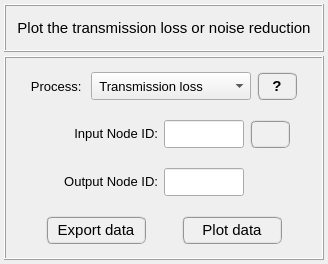
This is pulse/interface/ui_files/plots/results/acoustic/plot_transmission_loss.ui in open-pulse/OpenPulse as Qt 5 draws it before an edit. The edited form follows.
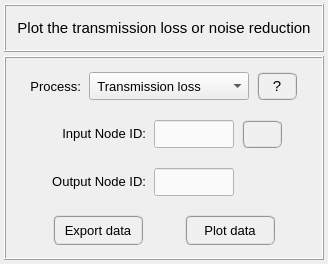
This is the edited form.

```diff
--- a/pulse/interface/ui_files/plots/results/acoustic/plot_transmission_loss.ui
+++ b/pulse/interface/ui_files/plots/results/acoustic/plot_transmission_loss.ui
@@ -156,149 +156,8 @@
       <property name="verticalSpacing">
        <number>0</number>
       </property>
-      <item row="3" column="0">
-       <widget class="QFrame" name="frame_4">
-        <property name="minimumSize">
-         <size>
-          <width>0</width>
-          <height>48</height>
-         </size>
-        </property>
-        <property name="frameShape">
-         <enum>QFrame::NoFrame</enum>
-        </property>
-        <property name="frameShadow">
-         <enum>QFrame::Raised</enum>
-        </property>
-        <layout class="QGridLayout" name="gridLayout_6">
-         <property name="leftMargin">
-          <number>0</number>
-         </property>
-         <property name="topMargin">
-          <number>0</number>
-         </property>
-         <property name="rightMargin">
-          <number>0</number>
-         </property>
-         <property name="bottomMargin">
-          <number>0</number>
-         </property>
-         <property name="spacing">
-          <number>0</number>
-         </property>
-         <item row="0" column="2">
-          <spacer name="horizontalSpacer">
-           <property name="orientation">
-            <enum>Qt::Horizontal</enum>
-           </property>
-           <property name="sizeHint" stdset="0">
-            <size>
-             <width>40</width>
-             <height>20</height>
-            </size>
-           </property>
-          </spacer>
-         </item>
-         <item row="0" column="0">
-          <spacer name="horizontalSpacer_2">
-           <property name="orientation">
-            <enum>Qt::Horizontal</enum>
-           </property>
-           <property name="sizeHint" stdset="0">
-            <size>
-             <width>40</width>
-             <height>20</height>
-            </size>
-           </property>
-          </spacer>
-         </item>
-         <item row="0" column="1">
-          <widget class="QPushButton" name="pushButton_export_data">
-           <property name="minimumSize">
-            <size>
-             <width>100</width>
-             <height>28</height>
-            </size>
-           </property>
-           <property name="maximumSize">
-            <size>
-             <width>100</width>
-             <height>28</height>
-            </size>
-           </property>
-           <property name="font">
-            <font>
-             <family>MS Shell Dlg 2</family>
-             <pointsize>11</pointsize>
-             <weight>9</weight>
-             <italic>false</italic>
-             <bold>false</bold>
-            </font>
-           </property>
-           <property name="styleSheet">
-            <string notr="true">QPushButton{border-radius: 6px; border-color: rgb(150, 150, 150); border-style: ridge; border-width: 2px; color: rgb(0, 0, 0); background-color: rgb(240, 240, 240); font: 75 11pt &quot;MS Shell Dlg 2&quot;}
-QPushButton:hover{border-radius: 6px; border-color: rgb(0, 170, 255); border-style: ridge; border-width: 2px; color: rgb(0, 0, 0); background-color: rgba(174, 213, 255, 100); font: 75 11pt &quot;MS Shell Dlg 2&quot;}
-QPushButton:pressed{border-radius: 6px; border-color: rgb(0, 170, 255); border-style: ridge; border-width: 3px; color: rgb(0, 0, 0); background-color: rgb(174, 213, 255); font: 75 11pt &quot;MS Shell Dlg 2&quot;}</string>
-           </property>
-           <property name="text">
-            <string>Export data</string>
-           </property>
-           <property name="flat">
-            <bool>false</bool>
-           </property>
-          </widget>
-         </item>
-         <item row="0" column="3">
-          <widget class="QPushButton" name="pushButton_plot_data">
-           <property name="minimumSize">
-            <size>
-             <width>100</width>
-             <height>28</height>
-            </size>
-           </property>
-           <property name="maximumSize">
-            <size>
-             <width>100</width>
-             <height>28</height>
-            </size>
-           </property>
-           <property name="font">
-            <font>
-             <family>MS Shell Dlg 2</family>
-             <pointsize>11</pointsize>
-             <weight>9</weight>
-             <italic>false</italic>
-             <bold>false</bold>
-            </font>
-           </property>
-           <property name="styleSheet">
-            <string notr="true">QPushButton{border-radius: 6px; border-color: rgb(150, 150, 150); border-style: ridge; border-width: 2px; color: rgb(0, 0, 0); background-color: rgb(240, 240, 240); font: 75 11pt &quot;MS Shell Dlg 2&quot;}
-QPushButton:hover{border-radius: 6px; border-color: rgb(0, 170, 255); border-style: ridge; border-width: 2px; color: rgb(0, 0, 0); background-color: rgba(174, 213, 255, 100); font: 75 11pt &quot;MS Shell Dlg 2&quot;}
-QPushButton:pressed{border-radius: 6px; border-color: rgb(0, 170, 255); border-style: ridge; border-width: 3px; color: rgb(0, 0, 0); background-color: rgb(174, 213, 255); font: 75 11pt &quot;MS Shell Dlg 2&quot;}</string>
-           </property>
-           <property name="text">
-            <string>Plot data</string>
-           </property>
-          </widget>
-         </item>
-         <item row="0" column="4">
-          <spacer name="horizontalSpacer_3">
-           <property name="orientation">
-            <enum>Qt::Horizontal</enum>
-           </property>
-           <property name="sizeHint" stdset="0">
-            <size>
-             <width>40</width>
-             <height>20</height>
-            </size>
-           </property>
-          </spacer>
-         </item>
-        </layout>
-       </widget>
-      </item>
-      <item row="2" column="0">
-       <widget class="QFrame" name="frame">
+      <item row="1" column="0">
+       <widget class="QFrame" name="frame_2">
         <property name="minimumSize">
          <size>
           <width>0</width>
@@ -317,7 +176,7 @@
         <property name="frameShadow">
          <enum>QFrame::Raised</enum>
         </property>
-        <layout class="QGridLayout" name="gridLayout_2">
+        <layout class="QGridLayout" name="gridLayout_4">
          <property name="leftMargin">
           <number>2</number>
          </property>
@@ -331,13 +190,26 @@
           <number>2</number>
          </property>
          <property name="horizontalSpacing">
-          <number>6</number>
+          <number>8</number>
          </property>
          <property name="verticalSpacing">
           <number>2</number>
          </property>
+         <item row="0" column="0">
+          <spacer name="horizontalSpacer_5">
+           <property name="orientation">
+            <enum>Qt::Horizontal</enum>
+           </property>
+           <property name="sizeHint" stdset="0">
+            <size>
+             <width>40</width>
+             <height>20</height>
+            </size>
+           </property>
+          </spacer>
+         </item>
          <item row="0" column="3">
-          <widget class="QFrame" name="frame_14">
+          <widget class="QPushButton" name="pushButton_flip_nodes">
            <property name="minimumSize">
             <size>
              <width>40</width>
@@ -350,16 +222,70 @@
              <height>28</height>
             </size>
            </property>
-           <property name="frameShape">
-            <enum>QFrame::NoFrame</enum>
+           <property name="font">
+            <font>
+             <family>MS Shell Dlg 2</family>
+             <pointsize>11</pointsize>
+             <weight>75</weight>
+             <italic>false</italic>
+             <bold>true</bold>
+            </font>
            </property>
-           <property name="frameShadow">
-            <enum>QFrame::Raised</enum>
+           <property name="toolTip">
+            <string>Press to flip nodes.</string>
+           </property>
+           <property name="styleSheet">
+            <string notr="true">QPushButton{border-radius: 6px; border-color: rgb(150, 150, 150); border-style: ridge; border-width: 2px; color: rgb(0, 0, 0); background-color: rgb(240, 240, 240)}
+QPushButton:hover{border-radius: 6px; border-color: rgb(0, 170, 255); border-style: ridge; border-width: 2px; color: rgb(0, 0, 0); background-color: rgba(174, 213, 255, 100)}
+QPushButton:pressed{border-radius: 6px; border-color: rgb(0, 170, 255); border-style: ridge; border-width: 2px; color: rgb(0, 0, 0); background-color: rgb(174, 213, 255)}
+QPushButton:disabled{border-radius: 6px; border-color: rgb(150, 150, 150); border-style: ridge; border-width: 0px; color: rgb(150,150, 150); background-color: rgb(220, 220, 220)}</string>
+           </property>
+           <property name="text">
+            <string/>
+           </property>
+           <property name="iconSize">
+            <size>
+             <width>20</width>
+             <height>20</height>
+            </size>
+           </property>
+           <property name="flat">
+            <bool>false</bool>
+           </property>
+          </widget>
+         </item>
+         <item row="0" column="1">
+          <widget class="QLabel" name="Input_NodeID">
+           <property name="minimumSize">
+            <size>
+             <width>100</width>
+             <height>28</height>
+            </size>
+           </property>
+           <property name="maximumSize">
+            <size>
+             <width>100</width>
+             <height>28</height>
+            </size>
+           </property>
+           <property name="font">
+            <font>
+             <pointsize>10</pointsize>
+             <weight>50</weight>
+             <italic>false</italic>
+             <bold>false</bold>
+            </font>
+           </property>
+           <property name="text">
+            <string>&lt;html&gt;&lt;head/&gt;&lt;body&gt;&lt;p align=&quot;right&quot;&gt;Input Node ID:&lt;/p&gt;&lt;/body&gt;&lt;/html&gt;</string>
+           </property>
+           <property name="alignment">
+            <set>Qt::AlignCenter</set>
            </property>
           </widget>
          </item>
          <item row="0" column="2">
-          <widget class="QLineEdit" name="lineEdit_output_node_id">
+          <widget class="QLineEdit" name="lineEdit_input_node_id">
            <property name="minimumSize">
             <size>
              <width>80</width>
@@ -385,58 +311,16 @@
             <enum>Qt::LeftToRight</enum>
            </property>
            <property name="styleSheet">
-            <string notr="true"/>
+            <string notr="true">QLineEdit{color: rgb(0, 0, 0); background-color: rgb(250, 250, 250)}
+QLineEdit:disabled{color: rgb(100, 100, 100); background-color: rgb(240, 240, 240)}</string>
            </property>
            <property name="alignment">
             <set>Qt::AlignCenter</set>
            </property>
           </widget>
          </item>
-         <item row="0" column="1">
-          <widget class="QLabel" name="Output_NodeID">
-           <property name="minimumSize">
-            <size>
-             <width>120</width>
-             <height>28</height>
-            </size>
-           </property>
-           <property name="maximumSize">
-            <size>
-             <width>120</width>
-             <height>28</height>
-            </size>
-           </property>
-           <property name="font">
-            <font>
-             <pointsize>10</pointsize>
-             <weight>50</weight>
-             <italic>false</italic>
-             <bold>false</bold>
-            </font>
-           </property>
-           <property name="text">
-            <string>&lt;html&gt;&lt;head/&gt;&lt;body&gt;&lt;p align=&quot;right&quot;&gt;Output Node ID:&lt;/p&gt;&lt;/body&gt;&lt;/html&gt;</string>
-           </property>
-           <property name="alignment">
-            <set>Qt::AlignCenter</set>
-           </property>
-          </widget>
-         </item>
-         <item row="0" column="0">
-          <spacer name="horizontalSpacer_4">
-           <property name="orientation">
-            <enum>Qt::Horizontal</enum>
-           </property>
-           <property name="sizeHint" stdset="0">
-            <size>
-             <width>40</width>
-             <height>20</height>
-            </size>
-           </property>
-          </spacer>
-         </item>
          <item row="0" column="4">
-          <spacer name="horizontalSpacer_7">
+          <spacer name="horizontalSpacer_6">
            <property name="orientation">
             <enum>Qt::Horizontal</enum>
            </property>
@@ -479,7 +363,7 @@
           <number>2</number>
          </property>
          <property name="horizontalSpacing">
-          <number>6</number>
+          <number>8</number>
          </property>
          <property name="verticalSpacing">
           <number>2</number>
@@ -536,7 +420,7 @@
             </font>
            </property>
            <property name="text">
-            <string>Process: </string>
+            <string>Process:</string>
            </property>
            <property name="alignment">
             <set>Qt::AlignRight|Qt::AlignTrailing|Qt::AlignVCenter</set>
@@ -561,18 +445,19 @@
             <font>
              <family>MS Shell Dlg 2</family>
              <pointsize>11</pointsize>
-             <weight>75</weight>
+             <weight>50</weight>
              <italic>false</italic>
-             <bold>true</bold>
+             <bold>false</bold>
             </font>
            </property>
            <property name="toolTip">
             <string>&lt;html&gt;&lt;head/&gt;&lt;body&gt;&lt;p&gt;Help&lt;/p&gt;&lt;/body&gt;&lt;/html&gt;</string>
            </property>
            <property name="styleSheet">
-            <string notr="true">QPushButton{border-radius: 6px; border-color: rgb(150, 150, 150); border-style: ridge; border-width: 2px; color: rgb(0, 0, 0); background-color: rgb(240, 240, 240); font: 75 bold 11pt &quot;MS Shell Dlg 2&quot;}
-QPushButton:hover{border-radius: 6px; border-color: rgb(0, 170, 255); border-style: ridge; border-width: 2px; color: rgb(0, 0, 0); background-color: rgba(174, 213, 255, 100); font: 75 bold 11pt &quot;MS Shell Dlg 2&quot;}
-QPushButton:pressed{border-radius: 6px; border-color: rgb(0, 170, 255); border-style: ridge; border-width: 3px; color: rgb(0, 0, 0); background-color: rgb(174, 213, 255); font: 75 bold 11pt &quot;MS Shell Dlg 2&quot;}</string>
+            <string notr="true">QPushButton{border-radius: 6px; border-color: rgb(150, 150, 150); border-style: ridge; border-width: 2px; color: rgb(0, 0, 0); background-color: rgb(240, 240, 240)}
+QPushButton:hover{border-radius: 6px; border-color: rgb(0, 170, 255); border-style: ridge; border-width: 2px; color: rgb(0, 0, 0); background-color: rgba(174, 213, 255, 100)}
+QPushButton:pressed{border-radius: 6px; border-color: rgb(0, 170, 255); border-style: ridge; border-width: 2px; color: rgb(0, 0, 0); background-color: rgb(174, 213, 255)}
+QPushButton:disabled{border-radius: 6px; border-color: rgb(150, 150, 150); border-style: ridge; border-width: 0px; color: rgb(150,150, 150); background-color: rgb(220, 220, 220)}</string>
            </property>
            <property name="text">
             <string>?</string>
@@ -604,8 +489,8 @@
         </layout>
        </widget>
       </item>
-      <item row="1" column="0">
-       <widget class="QFrame" name="frame_2">
+      <item row="2" column="0">
+       <widget class="QFrame" name="frame">
         <property name="minimumSize">
          <size>
           <width>0</width>
@@ -624,7 +509,7 @@
         <property name="frameShadow">
          <enum>QFrame::Raised</enum>
         </property>
-        <layout class="QGridLayout" name="gridLayout_4">
+        <layout class="QGridLayout" name="gridLayout_2">
          <property name="leftMargin">
           <number>2</number>
          </property>
@@ -638,26 +523,13 @@
           <number>2</number>
          </property>
          <property name="horizontalSpacing">
-          <number>6</number>
+          <number>8</number>
          </property>
          <property name="verticalSpacing">
           <number>2</number>
          </property>
-         <item row="0" column="0">
-          <spacer name="horizontalSpacer_5">
-           <property name="orientation">
-            <enum>Qt::Horizontal</enum>
-           </property>
-           <property name="sizeHint" stdset="0">
-            <size>
-             <width>40</width>
-             <height>20</height>
-            </size>
-           </property>
-          </spacer>
-         </item>
          <item row="0" column="3">
-          <widget class="QPushButton" name="pushButton_flip_nodes">
+          <widget class="QFrame" name="frame_14">
            <property name="minimumSize">
             <size>
              <width>40</width>
@@ -670,69 +542,16 @@
              <height>28</height>
             </size>
            </property>
-           <property name="font">
-            <font>
-             <family>MS Shell Dlg 2</family>
-             <pointsize>11</pointsize>
-             <weight>75</weight>
-             <italic>false</italic>
-             <bold>true</bold>
-            </font>
+           <property name="frameShape">
+            <enum>QFrame::NoFrame</enum>
            </property>
-           <property name="toolTip">
-            <string>Press to flip nodes.</string>
-           </property>
-           <property name="styleSheet">
-            <string notr="true">QPushButton{border-radius: 6px; border-color: rgb(150, 150, 150); border-style: ridge; border-width: 2px; color: rgb(0, 0, 0); background-color: rgb(240, 240, 240); font: 75 bold 11pt &quot;MS Shell Dlg 2&quot;}
-QPushButton:hover{border-radius: 6px; border-color: rgb(0, 170, 255); border-style: ridge; border-width: 2px; color: rgb(0, 0, 0); background-color: rgba(174, 213, 255, 100); font: 75 bold 11pt &quot;MS Shell Dlg 2&quot;}
-QPushButton:pressed{border-radius: 6px; border-color: rgb(0, 170, 255); border-style: ridge; border-width: 3px; color: rgb(0, 0, 0); background-color: rgb(174, 213, 255); font: 75 bold 11pt &quot;MS Shell Dlg 2&quot;}</string>
-           </property>
-           <property name="text">
-            <string/>
-           </property>
-           <property name="iconSize">
-            <size>
-             <width>20</width>
-             <height>20</height>
-            </size>
-           </property>
-           <property name="flat">
-            <bool>false</bool>
-           </property>
-          </widget>
-         </item>
-         <item row="0" column="1">
-          <widget class="QLabel" name="Input_NodeID">
-           <property name="minimumSize">
-            <size>
-             <width>120</width>
-             <height>28</height>
-            </size>
-           </property>
-           <property name="maximumSize">
-            <size>
-             <width>120</width>
-             <height>28</height>
-            </size>
-           </property>
-           <property name="font">
-            <font>
-             <pointsize>10</pointsize>
-             <weight>50</weight>
-             <italic>false</italic>
-             <bold>false</bold>
-            </font>
-           </property>
-           <property name="text">
-            <string>&lt;html&gt;&lt;head/&gt;&lt;body&gt;&lt;p align=&quot;right&quot;&gt;Input Node ID:&lt;/p&gt;&lt;/body&gt;&lt;/html&gt;</string>
-           </property>
-           <property name="alignment">
-            <set>Qt::AlignCenter</set>
+           <property name="frameShadow">
+            <enum>QFrame::Raised</enum>
            </property>
           </widget>
          </item>
          <item row="0" column="2">
-          <widget class="QLineEdit" name="lineEdit_input_node_id">
+          <widget class="QLineEdit" name="lineEdit_output_node_id">
            <property name="minimumSize">
             <size>
              <width>80</width>
@@ -758,15 +577,208 @@
             <enum>Qt::LeftToRight</enum>
            </property>
            <property name="styleSheet">
-            <string notr="true"/>
+            <string notr="true">QLineEdit{color: rgb(0, 0, 0); background-color: rgb(250, 250, 250)}
+QLineEdit:disabled{color: rgb(100, 100, 100); background-color: rgb(240, 240, 240)}</string>
            </property>
            <property name="alignment">
             <set>Qt::AlignCenter</set>
            </property>
           </widget>
          </item>
+         <item row="0" column="1">
+          <widget class="QLabel" name="Output_NodeID">
+           <property name="minimumSize">
+            <size>
+             <width>100</width>
+             <height>28</height>
+            </size>
+           </property>
+           <property name="maximumSize">
+            <size>
+             <width>100</width>
+             <height>28</height>
+            </size>
+           </property>
+           <property name="font">
+            <font>
+             <pointsize>10</pointsize>
+             <weight>50</weight>
+             <italic>false</italic>
+             <bold>false</bold>
+            </font>
+           </property>
+           <property name="text">
+            <string>&lt;html&gt;&lt;head/&gt;&lt;body&gt;&lt;p align=&quot;right&quot;&gt;Output Node ID:&lt;/p&gt;&lt;/body&gt;&lt;/html&gt;</string>
+           </property>
+           <property name="alignment">
+            <set>Qt::AlignCenter</set>
+           </property>
+          </widget>
+         </item>
+         <item row="0" column="0">
+          <spacer name="horizontalSpacer_4">
+           <property name="orientation">
+            <enum>Qt::Horizontal</enum>
+           </property>
+           <property name="sizeHint" stdset="0">
+            <size>
+             <width>40</width>
+             <height>20</height>
+            </size>
+           </property>
+          </spacer>
+         </item>
          <item row="0" column="4">
-          <spacer name="horizontalSpacer_6">
+          <spacer name="horizontalSpacer_7">
+           <property name="orientation">
+            <enum>Qt::Horizontal</enum>
+           </property>
+           <property name="sizeHint" stdset="0">
+            <size>
+             <width>40</width>
+             <height>20</height>
+            </size>
+           </property>
+          </spacer>
+         </item>
+        </layout>
+       </widget>
+      </item>
+      <item row="3" column="0">
+       <widget class="QFrame" name="frame_buttons">
+        <property name="minimumSize">
+         <size>
+          <width>0</width>
+          <height>48</height>
+         </size>
+        </property>
+        <property name="maximumSize">
+         <size>
+          <width>16777215</width>
+          <height>16777215</height>
+         </size>
+        </property>
+        <property name="frameShape">
+         <enum>QFrame::NoFrame</enum>
+        </property>
+        <property name="frameShadow">
+         <enum>QFrame::Raised</enum>
+        </property>
+        <layout class="QGridLayout" name="gridLayout_12">
+         <property name="leftMargin">
+          <number>0</number>
+         </property>
+         <property name="topMargin">
+          <number>0</number>
+         </property>
+         <property name="rightMargin">
+          <number>0</number>
+         </property>
+         <property name="bottomMargin">
+          <number>0</number>
+         </property>
+         <property name="spacing">
+          <number>0</number>
+         </property>
+         <item row="0" column="0">
+          <spacer name="horizontalSpacer_10">
+           <property name="orientation">
+            <enum>Qt::Horizontal</enum>
+           </property>
+           <property name="sizeHint" stdset="0">
+            <size>
+             <width>40</width>
+             <height>20</height>
+            </size>
+           </property>
+          </spacer>
+         </item>
+         <item row="0" column="1">
+          <widget class="QPushButton" name="pushButton_export_data">
+           <property name="minimumSize">
+            <size>
+             <width>90</width>
+             <height>30</height>
+            </size>
+           </property>
+           <property name="maximumSize">
+            <size>
+             <width>90</width>
+             <height>30</height>
+            </size>
+           </property>
+           <property name="font">
+            <font>
+             <family>MS Shell Dlg 2</family>
+             <pointsize>10</pointsize>
+             <weight>50</weight>
+             <italic>false</italic>
+             <bold>false</bold>
+            </font>
+           </property>
+           <property name="styleSheet">
+            <string notr="true">QPushButton{border-radius: 6px; border-color: rgb(150, 150, 150); border-style: ridge; border-width: 2px; color: rgb(0, 0, 0); background-color: rgb(240, 240, 240)}
+QPushButton:hover{border-radius: 6px; border-color: rgb(0, 170, 255); border-style: ridge; border-width: 2px; color: rgb(0, 0, 0); background-color: rgba(174, 213, 255, 100)}
+QPushButton:pressed{border-radius: 6px; border-color: rgb(0, 170, 255); border-style: ridge; border-width: 2px; color: rgb(0, 0, 0); background-color: rgb(174, 213, 255)}
+QPushButton:disabled{border-radius: 6px; border-color: rgb(150, 150, 150); border-style: ridge; border-width: 0px; color: rgb(150,150, 150); background-color: rgb(220, 220, 220)}</string>
+           </property>
+           <property name="text">
+            <string>Export data</string>
+           </property>
+           <property name="flat">
+            <bool>false</bool>
+           </property>
+          </widget>
+         </item>
+         <item row="0" column="3">
+          <widget class="QPushButton" name="pushButton_plot_data">
+           <property name="minimumSize">
+            <size>
+             <width>90</width>
+             <height>30</height>
+            </size>
+           </property>
+           <property name="maximumSize">
+            <size>
+             <width>90</width>
+             <height>30</height>
+            </size>
+           </property>
+           <property name="font">
+            <font>
+             <family>MS Shell Dlg 2</family>
+             <pointsize>10</pointsize>
+             <weight>50</weight>
+             <italic>false</italic>
+             <bold>false</bold>
+            </font>
+           </property>
+           <property name="styleSheet">
+            <string notr="true">QPushButton{border-radius: 6px; border-color: rgb(150, 150, 150); border-style: ridge; border-width: 2px; color: rgb(0, 0, 0); background-color: rgb(240, 240, 240)}
+QPushButton:hover{border-radius: 6px; border-color: rgb(0, 170, 255); border-style: ridge; border-width: 2px; color: rgb(0, 0, 0); background-color: rgba(174, 213, 255, 100)}
+QPushButton:pressed{border-radius: 6px; border-color: rgb(0, 170, 255); border-style: ridge; border-width: 2px; color: rgb(0, 0, 0); background-color: rgb(174, 213, 255)}
+QPushButton:disabled{border-radius: 6px; border-color: rgb(150, 150, 150); border-style: ridge; border-width: 0px; color: rgb(150,150, 150); background-color: rgb(220, 220, 220)}</string>
+           </property>
+           <property name="text">
+            <string>Plot data</string>
+           </property>
+          </widget>
+         </item>
+         <item row="0" column="2">
+          <spacer name="horizontalSpacer_11">
+           <property name="orientation">
+            <enum>Qt::Horizontal</enum>
+           </property>
+           <property name="sizeHint" stdset="0">
+            <size>
+             <width>40</width>
+             <height>20</height>
+            </size>
+           </property>
+          </spacer>
+         </item>
+         <item row="0" column="4">
+          <spacer name="horizontalSpacer_12">
            <property name="orientation">
             <enum>Qt::Horizontal</enum>
            </property>
```
